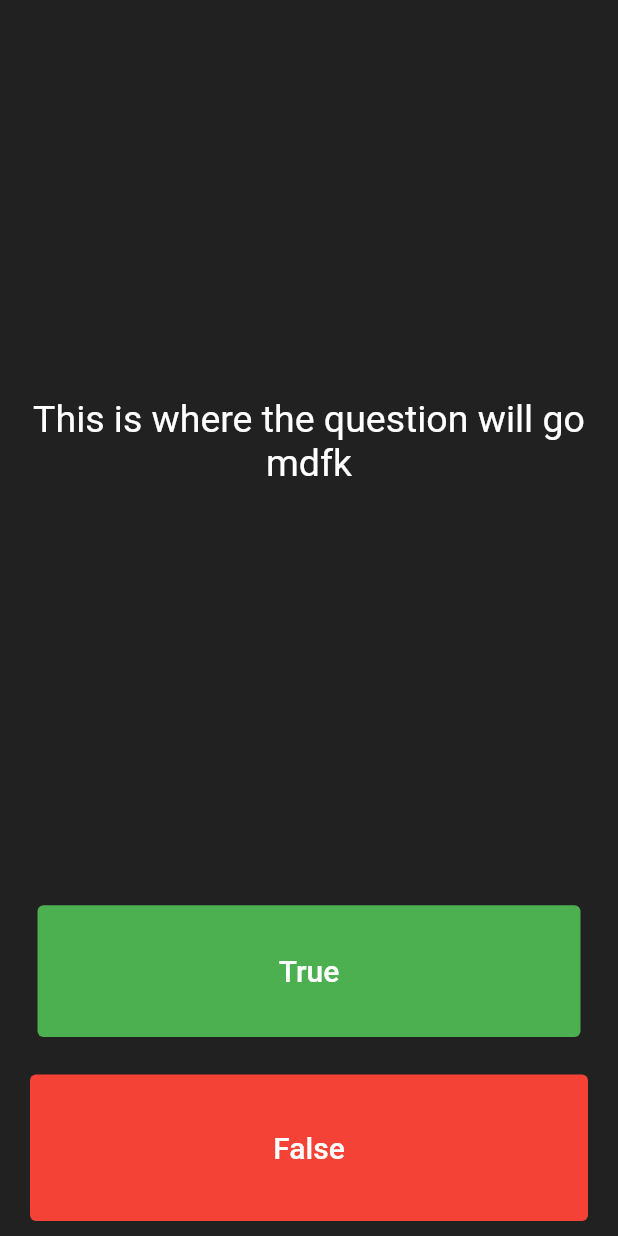
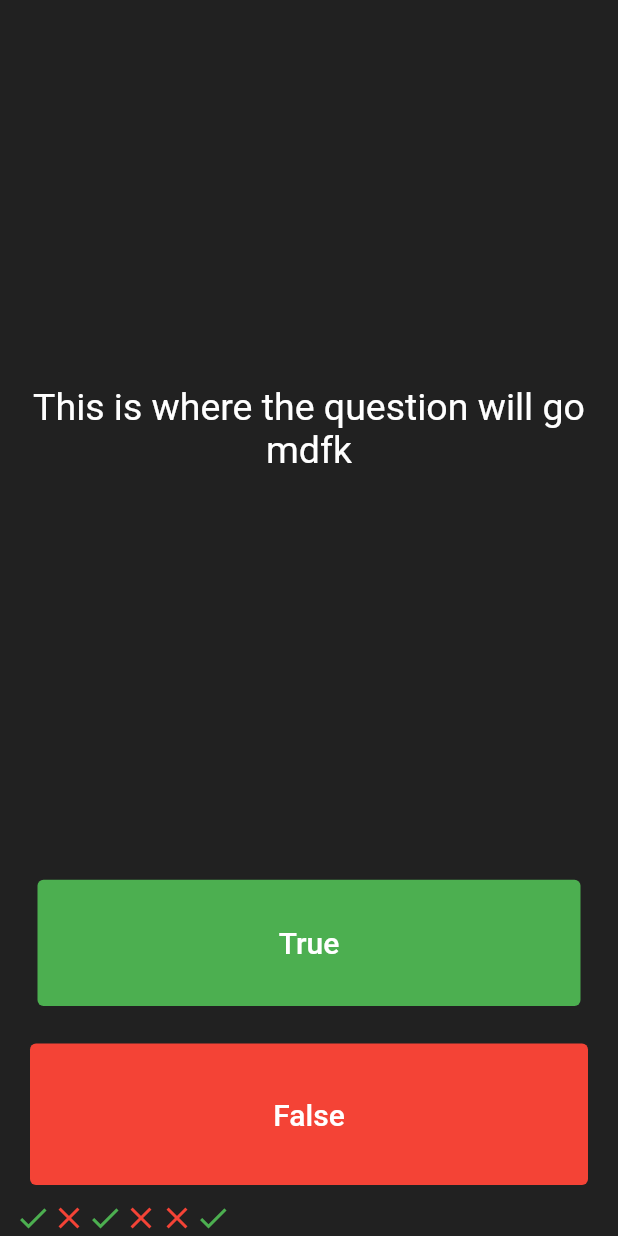
Before and after one commit to ginoliza/flutter_quizzler, a Flutter app: the screen it shows after launch, after a tap on "True", on a phone screen of 412 x 824 dp. Run offline on Flutter 3.47's test engine with Material 2 defaults, Android fonts, the phone set to English and light mode, and no system bars.

Commit message:
scorekeeper added

```diff
--- a/lib/main.dart
+++ b/lib/main.dart
@@ -32,6 +32,29 @@ class QuizPage extends StatefulWidget {
 }
 
 class _QuizPageState extends State<QuizPage> {
+  List<Icon> scoreKeeper = [
+    Icon(
+      Icons.check,
+      color: Colors.green,
+    ),
+    Icon(
+      Icons.close,
+      color: Colors.red,
+    ),
+    Icon(
+      Icons.check,
+      color: Colors.green,
+    ),
+    Icon(
+      Icons.close,
+      color: Colors.red,
+    ),
+    Icon(
+      Icons.close,
+      color: Colors.red,
+    ),
+  ];
+
   @override
   Widget build(BuildContext context) {
     return Column(
@@ -60,7 +83,15 @@ class _QuizPageState extends State<QuizPage> {
                 backgroundColor: Colors.green,
               ),
               onPressed: () {
-                print("True got pressed");
+                setState(() {
+                  print("True got pressed");
+                  scoreKeeper.add(
+                    Icon(
+                      Icons.check,
+                      color: Colors.green,
+                    ),
+                  );
+                });
               },
               child: Center(
                 child: Text(
@@ -82,7 +113,15 @@ class _QuizPageState extends State<QuizPage> {
                 backgroundColor: Colors.red,
               ),
               onPressed: () {
-                print("False got pressed");
+                setState(() {
+                  print("False got pressed");
+                  scoreKeeper.add(
+                    Icon(
+                      Icons.close,
+                      color: Colors.red,
+                    ),
+                  );
+                });
               },
               child: Center(
                 child: Text(
@@ -96,6 +135,9 @@ class _QuizPageState extends State<QuizPage> {
             ),
           ),
         ),
+        Row(
+          children: scoreKeeper,
+        ),
       ],
     );
   }
```
Also changed, not shown: 1 other file.
